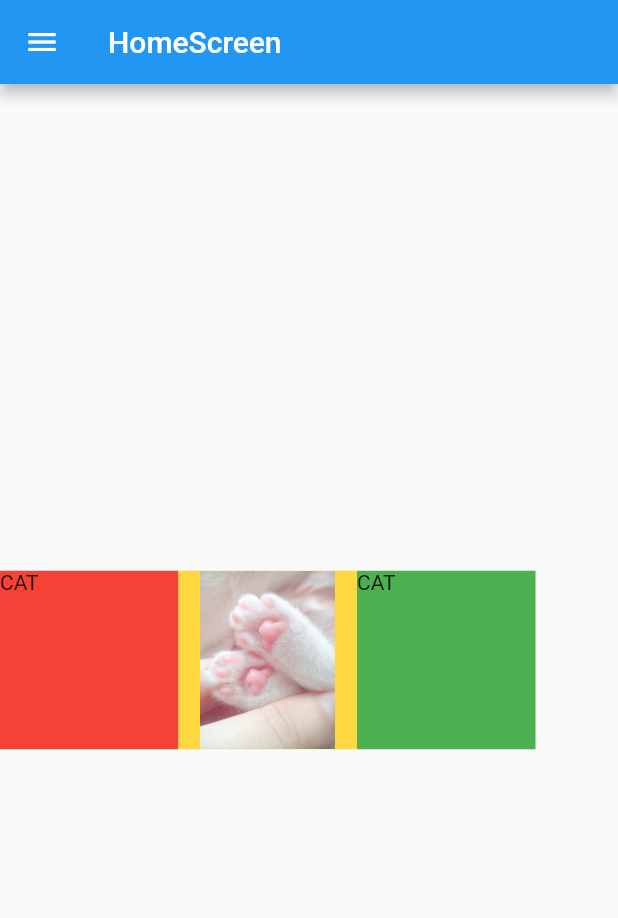
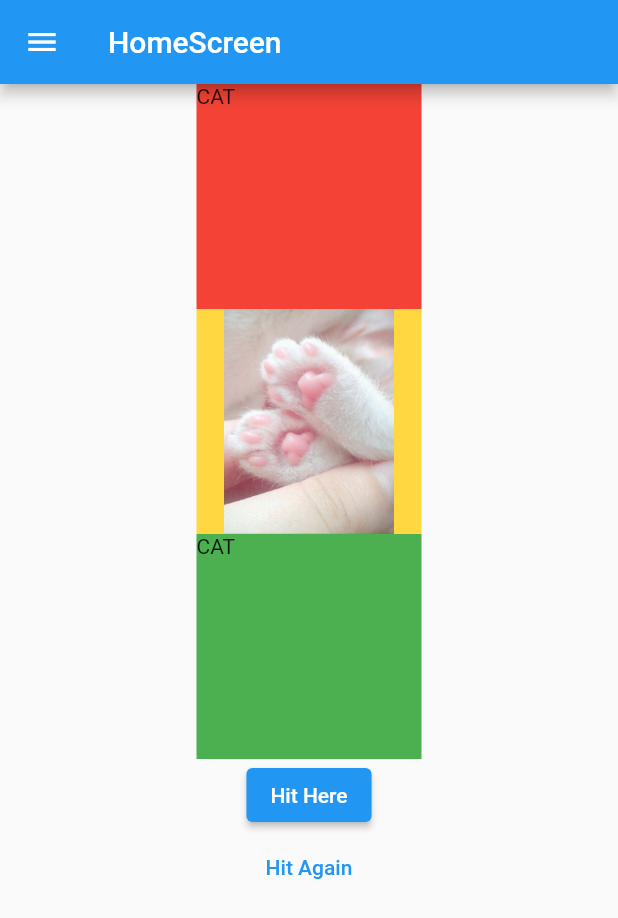
Before and after one commit to Mickuppom/flutter_application_1, a Flutter app: the screen it shows after launch, on a phone screen of 412 x 824 dp. Shown: the top 918 px of the screen. Run offline on Flutter 3.47's test engine with Material 2 defaults, Android fonts, the phone set to English and light mode, and no system bars.

Commit message:
Update home_screen.dart

```diff
--- a/lib/screen/home_screen.dart
+++ b/lib/screen/home_screen.dart
@@ -19,26 +19,36 @@ class _HomeScreenState extends State<HomeScreen> {
           ),
         ),
         body: Center(
-          child: Row(
+          child: Column(
             children: [
               Container(
-                  width: 119,
-                  height: 119,
-                  color: Colors.red,
-                  child: Text("CAT")),
+                width: 150,
+                height: 150,
+                color: Colors.red,
+                child: Text("CAT"),
+              ),
               Container(
-                width: 119,
-                height: 119,
+                width: 150,
+                height: 150,
                 color: Colors.amberAccent,
                 child: Image.asset(
                   'assets/images/cat.jpg',
                 ),
               ),
               Container(
-                  width: 119,
-                  height: 119,
-                  color: Colors.green,
-                  child: Text("CAT")),
+                width: 150,
+                height: 150,
+                color: Colors.green,
+                child: Text("CAT"),
+              ),
+              ElevatedButton(
+                onPressed: () {},
+                child: Text("Hit Here"),
+              ),
+              TextButton(
+                onPressed: () {},
+                child: Text("Hit Again"),
+              ),
             ],
           ),
         ),
```
